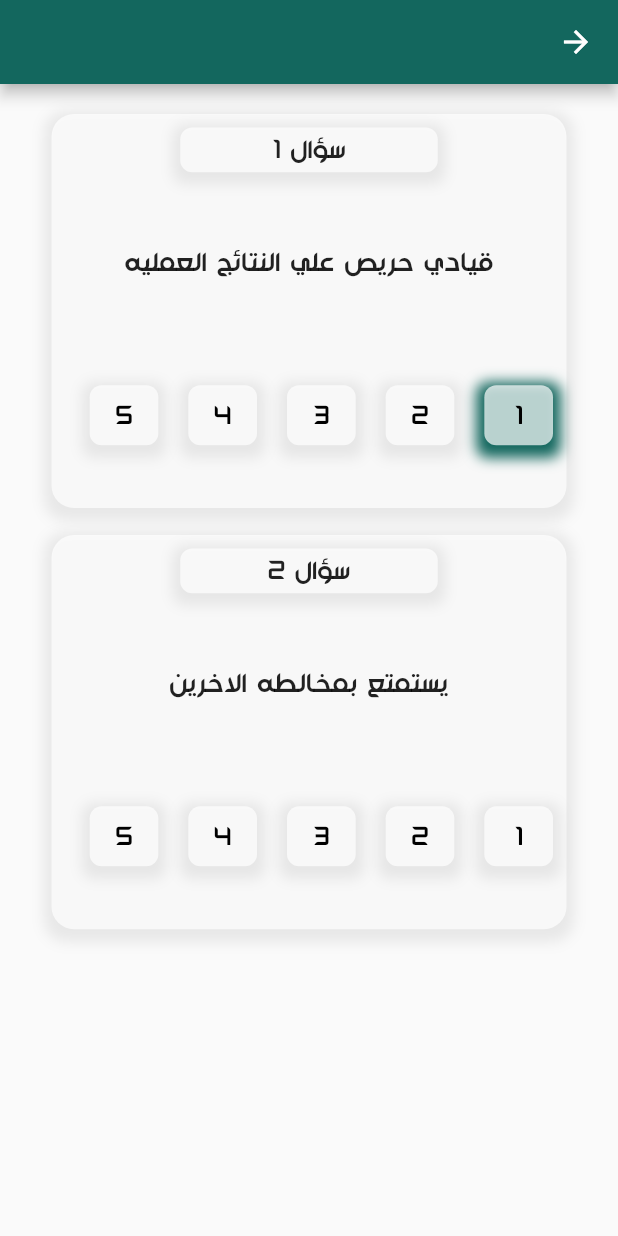
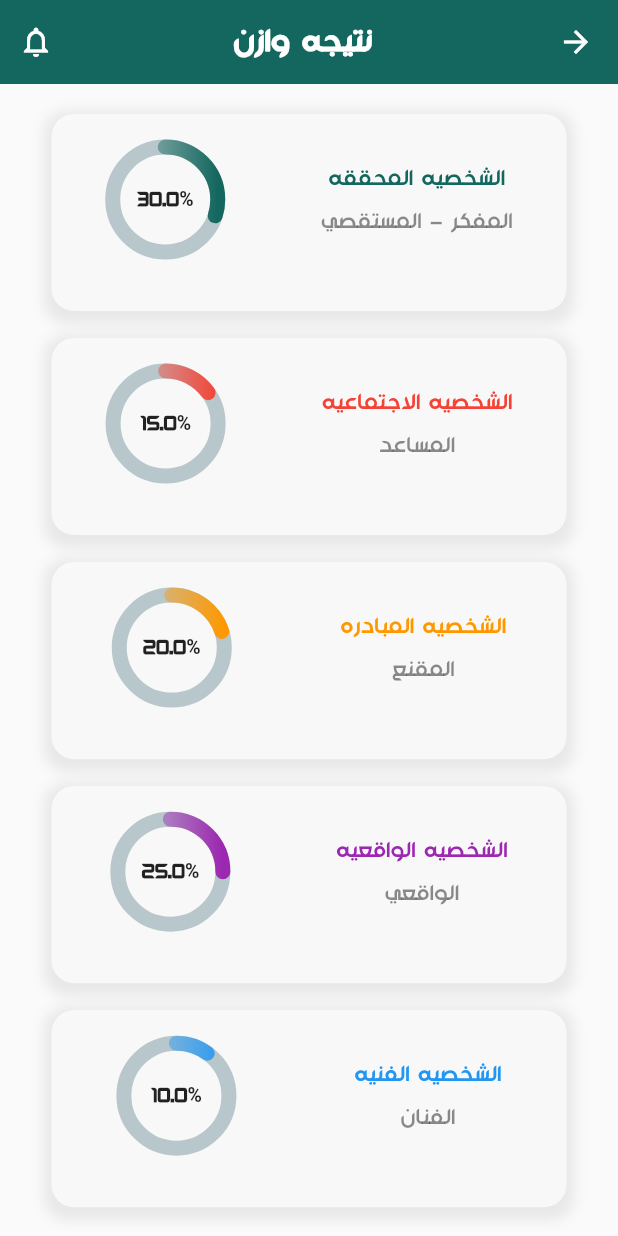
Before and after one commit to AhmedMostafa7474/Mutqen, a Flutter app: the exam_page screen opened directly, after a tap on an icon or button, on a phone screen of 412 x 824 dp. Run offline on Flutter 3.47's test engine with Material 2 defaults, Android fonts, the phone set to English and light mode, and no system bars; drawn by our look-alikes of percent_indicator; our stand-ins replace animated_splash_screen, easy_localization, flutter_phoenix, flutter_screenutil, font_awesome_flutter, page_transition and 3 more; accounts and stored records are empty.

Commit message:
Add Advisors and result screen

```diff
--- a/assets/translations/ar-SA.json
+++ b/assets/translations/ar-SA.json
@@ -14,5 +14,6 @@
     "Home": "الرئيسيه",
     "Tasks": "المهمات",
     "Settings": "الاعدادات",
-    "LogOut": "تسجيل الخروج"
+    "LogOut": "تسجيل الخروج",
+    "advisors": "المستشارون"
 }
--- a/lib/presentation/exam/exam_screen.dart
+++ b/lib/presentation/exam/exam_screen.dart
@@ -6,6 +6,8 @@ import 'package:mutqen/resources/color_manager.dart';
 import 'package:persistent_bottom_nav_bar/persistent_tab_view.dart';
 
 import '../../resources/assets_manager.dart';
+import '../../resources/common_widgets/app_bar.dart';
+import '../result/result_screen.dart';
 
 class exam_page extends StatefulWidget {
   const exam_page({Key? key}) : super(key: key);
@@ -25,7 +27,7 @@ class _exam_pageState extends State<exam_page> {
   Widget build(BuildContext context) {
     return SafeArea(
         child: Scaffold(
-        appBar: AppBar(),
+         appBar: getAppBarWidgetWithNotificationIcon("المقياس", context),
           body: PageView.builder(
             itemCount: (list.length / 2).ceil(),
             controller: controller,
@@ -86,6 +88,7 @@ class _exam_pageState extends State<exam_page> {
                                 itemBuilder: (BuildContext context, int index) {
                                   return InkWell(
                                     onTap: () {
+                                      PersistentNavBarNavigator.pushNewScreen(context, screen: result_page());
                                       setState(() {
                                         rate[index2 + (index1 *2)] = index+1;
                                       });
--- /dev/null
+++ b/lib/presentation/result/Widgets/result_data.dart
@@ -0,0 +1,18 @@
+import 'dart:ui';
+
+import 'package:flutter/material.dart';
+import 'package:mutqen/resources/color_manager.dart';
+
+class result
+{
+  String title;
+  String description;
+  double res;
+  Color color;
+  result(this.title, this.description,this.res,this.color);
+}
+List<result> results=[result("الشخصيه المحققه", "المفكر - المستقصي",30,ColorManager.primary),
+  result("الشخصيه الاجتماعيه", "المساعد",15,Colors.red),
+  result("الشخصيه المبادره", "المقنع",20,Colors.orange),
+  result("الشخصيه الواقعيه", "الواقعي",25,Colors.purple),
+  result("الشخصيه الفنيه", "الفنان",10,Colors.blue)];
--- /dev/null
+++ b/lib/presentation/result/result_screen.dart
@@ -0,0 +1,102 @@
+import 'package:easy_localization/easy_localization.dart';
+import 'package:flutter/cupertino.dart';
+import 'package:flutter/material.dart';
+import 'package:flutter_screenutil/flutter_screenutil.dart';
+import 'package:mutqen/presentation/result/Widgets/result_data.dart';
+import 'package:percent_indicator/circular_percent_indicator.dart';
+
+import '../../resources/assets_manager.dart';
+import '../../resources/common_widgets/app_bar.dart';
+import '../../resources/strings_manager.dart';
+
+class result_page extends StatefulWidget {
+  const result_page({Key? key}) : super(key: key);
+
+  @override
+  State<result_page> createState() => _result_pageState();
+}
+
+class _result_pageState extends State<result_page> {
+  @override
+  Widget build(BuildContext context) {
+    return SafeArea(
+      child: Scaffold(
+        appBar: getAppBarWidgetWithNotificationIcon("نتيجه وازن", context),
+        body: Container(
+          padding: EdgeInsets.only(top: 20),
+          child: ListView.separated(
+            padding:  EdgeInsets.only(bottom: 20),
+            itemCount: results.length,
+            itemBuilder: (BuildContext context, int index) {
+              return UnconstrainedBox(
+                child: InkWell(
+                  onTap: (){
+                  },
+                  child: Container(
+                    padding: EdgeInsets.all(9.0),
+                    height: 110.h,
+                    width: 300.w,
+                    decoration: BoxDecoration(boxShadow: [
+                      BoxShadow(
+                        color: Colors.grey.withOpacity(0.2),
+                        spreadRadius: 5,
+                        blurRadius: 7,
+                        offset: Offset(0, 3), // changes position of shadow
+                      ),
+                    ],
+                        color: Colors.white70,
+                        borderRadius: BorderRadius.circular(15)),
+                    child: Column(
+                      crossAxisAlignment: CrossAxisAlignment.center,
+                      children: [
+                        SizedBox(height: 8,),
+                        Row(
+                          mainAxisAlignment: MainAxisAlignment.spaceEvenly,
+                          children: [
+                            Column(
+                              children: [
+                                Text(results[index].title,style: TextStyle(
+                                  color: results[index].color
+                                ),),
+                                SizedBox(height: 10,),
+                                Text(results[index].description ,style: TextStyle(color: Colors.black45),),
+                              ],
+                            ),
+                            SizedBox(width: 10,),
+                            Container(
+                              child: CircularPercentIndicator(
+                                radius: 40.0,
+                                lineWidth: 10.0,
+                                animation: true,
+                                animationDuration: 2000,
+                                percent: results[index].res/100,
+                                center: new Text(
+                                  results[index].res.toString()+"%",
+                                  style:
+                                  new TextStyle(fontWeight: FontWeight.bold, fontSize: 13.0),
+                                ),
+                                linearGradient: LinearGradient(colors:
+                                [results[index].color.withOpacity(0.1),results[index].color.withOpacity(0.5),results[index].color]),
+                                circularStrokeCap: CircularStrokeCap.round,
+                               // progressColor: results[index].color,
+                              ),
+                            ),
+                          ],
+                        ),
+                        SizedBox(height: 8,),
+                      ],
+                    ),
+                  ),
+                ),
+              );
+            },
+            separatorBuilder: (BuildContext context, int index) {
+              return SizedBox(
+                height: 18,
+              );
+            },),
+        ) ,
+      ),
+    );
+  }
+}
--- a/lib/resources/assets_manager.dart
+++ b/lib/resources/assets_manager.dart
@@ -2,4 +2,5 @@ const String IMAGE_PATH = "assets/images";
 
 class ImageAssets {
   static  String smallLogo = "$IMAGE_PATH/logomutqen2.png";
+  static  String profileimage = "$IMAGE_PATH/profile2.jpeg";
 }
--- a/lib/resources/strings_manager.dart
+++ b/lib/resources/strings_manager.dart
@@ -13,6 +13,7 @@ class AppStrings {
   static String register= "register";
   static String home="Home";
   static String task="Tasks";
+  static String advisors="advisors";
   static String settings="Settings";
   static String Logout= "LogOut";
 }
--- a/pubspec.yaml
+++ b/pubspec.yaml
@@ -42,6 +42,7 @@ dependencies:
   top_snackbar_flutter: ^3.0.0
   persistent_bottom_nav_bar: ^5.0.2
   font_awesome_flutter:
+  percent_indicator: ^4.2.3
 
 dev_dependencies:
   flutter_test:
```
Also changed, not shown: lib/presentation/advisors/Widgets/advisor_data.dart (added, +13 -0 lines), lib/presentation/advisors/advisors_screen.dart (added, +139 -0 lines), lib/presentation/home/Widgets/main_drawer.dart (+6 -2 lines), assets/images/profile2.jpeg (added), pubspec.lock.
